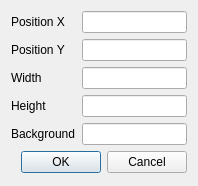
This is src/metaroomoffset.ui in pdJeeves/MapEditor2 as Qt 5 draws it before an edit. The edited form follows.
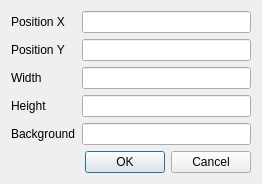
This is the edited form.

What changed in the file:
```diff
--- a/src/metaroomoffset.ui
+++ b/src/metaroomoffset.ui
@@ -6,10 +6,16 @@
    <rect>
     <x>0</x>
     <y>0</y>
-    <width>198</width>
-    <height>186</height>
+    <width>262</width>
+    <height>181</height>
    </rect>
   </property>
+  <property name="sizePolicy">
+   <sizepolicy hsizetype="Minimum" vsizetype="Minimum">
+    <horstretch>0</horstretch>
+    <verstretch>0</verstretch>
+   </sizepolicy>
+  </property>
   <property name="windowTitle">
    <string>Dialog</string>
   </property>
@@ -72,7 +78,20 @@
    <item row="4" column="1">
     <widget class="QLineEdit" name="background"/>
    </item>
-   <item row="6" column="0" colspan="2">
+   <item row="5" column="0">
+    <spacer name="horizontalSpacer">
+     <property name="orientation">
+      <enum>Qt::Horizontal</enum>
+     </property>
+     <property name="sizeHint" stdset="0">
+      <size>
+       <width>40</width>
+       <height>20</height>
+      </size>
+     </property>
+    </spacer>
+   </item>
+   <item row="5" column="1">
     <widget class="QDialogButtonBox" name="buttonBox">
      <property name="orientation">
       <enum>Qt::Horizontal</enum>
```
Left out of the diff: 2 changed lines with no effect on the pictures.
